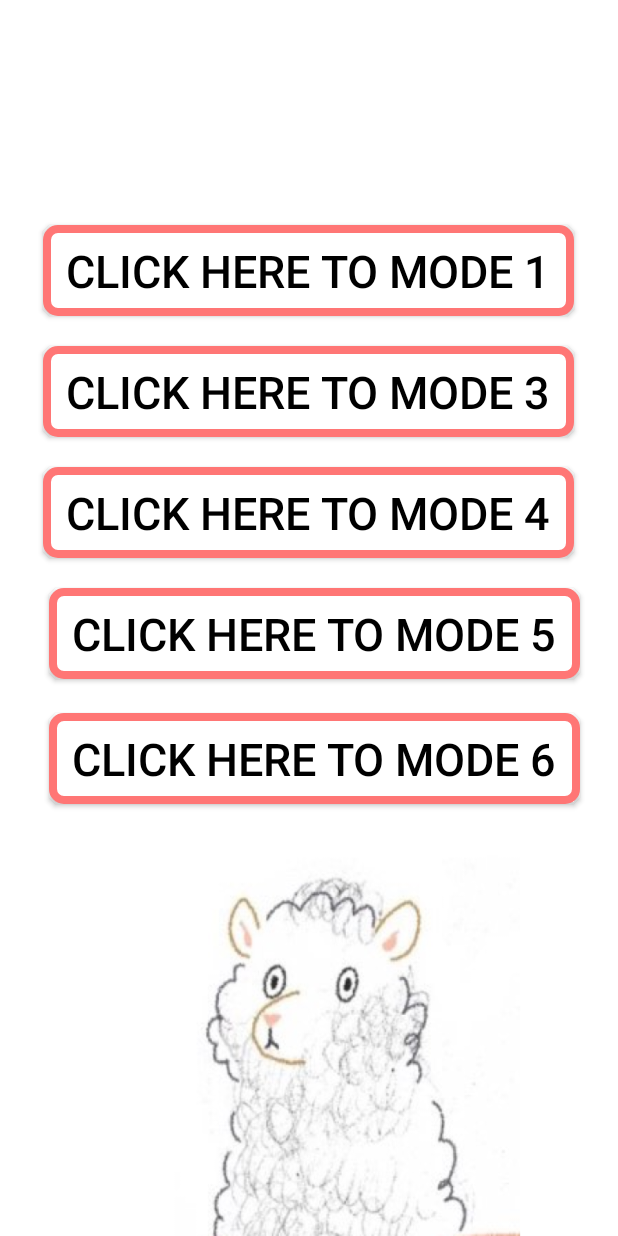
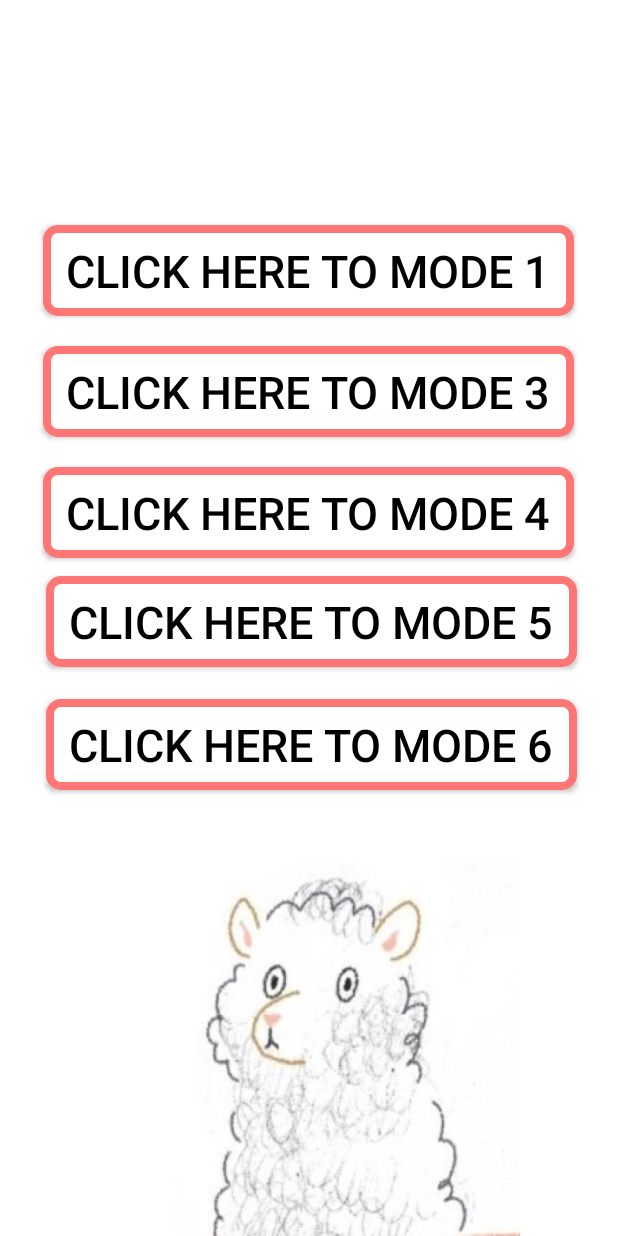
Before and after one commit to ThanhHuong98/PlayWithWord, an Android app: the screen it shows after launch (MainActivity), on a phone screen of 412 x 824 dp. Run offline under Robolectric (Android 15) with nearby library versions, the phone set to English and light mode, and no system bars.

Commit message:
Change layout in Menu mode 5 and mode 6

```diff
--- a/app/src/main/res/layout/activity_main.xml
+++ b/app/src/main/res/layout/activity_main.xml
@@ -66,17 +66,16 @@
         android:layout_height="wrap_content"
         android:layout_below="@id/btnMode4"
         android:layout_alignLeft="@id/btnMode1"
-        android:layout_marginLeft="4dp"
-        android:layout_marginTop="20dp"
+        android:layout_marginLeft="2dp"
+        android:layout_marginTop="12dp"
         android:background="@drawable/my_button"
         android:paddingLeft="15dp"
+        android:paddingTop="10dp"
         android:paddingRight="15dp"
-        android:paddingTop="10dp"
         android:paddingBottom="10dp"
         android:text="Click Here To Mode 5"
         android:textColor="@color/Black"
-        android:textSize="30sp">
-    </Button>
+        android:textSize="30sp"></Button>
 
     <Button
         android:id="@+id/btnMode6"
@@ -84,12 +83,12 @@
         android:layout_height="wrap_content"
         android:layout_below="@id/btnMode4"
         android:layout_alignLeft="@id/btnMode1"
-        android:layout_marginLeft="4dp"
-        android:layout_marginTop="103dp"
+        android:layout_marginLeft="2dp"
+        android:layout_marginTop="94dp"
         android:background="@drawable/my_button"
         android:paddingLeft="15dp"
+        android:paddingTop="10dp"
         android:paddingRight="15dp"
-        android:paddingTop="10dp"
         android:paddingBottom="10dp"
         android:text="Click Here To Mode 6"
         android:textColor="@color/Black"
```
